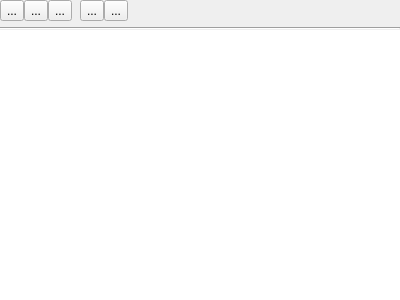
First picture: the form in src/plugins/ProjectManager/BuildRunOutput.ui, repository diegoiast/qtedit4, before the edit.
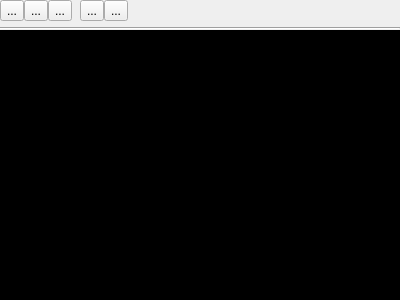
Second picture: the form after the edit. Icons and pictures are not drawn.

Commit message: BuildRunOutput.ui: console uses more console like colors

```diff
--- a/src/plugins/ProjectManager/BuildRunOutput.ui
+++ b/src/plugins/ProjectManager/BuildRunOutput.ui
@@ -155,6 +155,115 @@
    </item>
    <item>
     <widget class="QTextBrowser" name="commandOuput">
+     <property name="palette">
+      <palette>
+       <active>
+        <colorrole role="WindowText">
+         <brush brushstyle="SolidPattern">
+          <color alpha="255">
+           <red>255</red>
+           <green>255</green>
+           <blue>255</blue>
+          </color>
+         </brush>
+        </colorrole>
+        <colorrole role="Text">
+         <brush brushstyle="SolidPattern">
+          <color alpha="255">
+           <red>119</red>
+           <green>119</green>
+           <blue>119</blue>
+          </color>
+         </brush>
+        </colorrole>
+        <colorrole role="Base">
+         <brush brushstyle="SolidPattern">
+          <color alpha="255">
+           <red>0</red>
+           <green>0</green>
+           <blue>0</blue>
+          </color>
+         </brush>
+        </colorrole>
+        <colorrole role="Highlight">
+         <brush brushstyle="SolidPattern">
+          <color alpha="255">
+           <red>119</red>
+           <green>119</green>
+           <blue>119</blue>
+          </color>
+         </brush>
+        </colorrole>
+        <colorrole role="HighlightedText">
+         <brush brushstyle="SolidPattern">
+          <color alpha="255">
+           <red>0</red>
+           <green>0</green>
+           <blue>0</blue>
+          </color>
+         </brush>
+        </colorrole>
+       </active>
+       <inactive>
+        <colorrole role="WindowText">
+         <brush brushstyle="SolidPattern">
+          <color alpha="255">
+           <red>255</red>
+           <green>255</green>
+           <blue>255</blue>
+          </color>
+         </brush>
+        </colorrole>
+        <colorrole role="Text">
+         <brush brushstyle="SolidPattern">
+          <color alpha="255">
+           <red>119</red>
+           <green>119</green>
+           <blue>119</blue>
+          </color>
+         </brush>
+        </colorrole>
+        <colorrole role="Base">
+         <brush brushstyle="SolidPattern">
+          <color alpha="255">
+           <red>0</red>
+           <green>0</green>
+           <blue>0</blue>
+          </color>
+         </brush>
+        </colorrole>
+        <colorrole role="Highlight">
+         <brush brushstyle="SolidPattern">
+          <color alpha="255">
+           <red>119</red>
+           <green>119</green>
+           <blue>119</blue>
+          </color>
+         </brush>
+        </colorrole>
+        <colorrole role="HighlightedText">
+         <brush brushstyle="SolidPattern">
+          <color alpha="255">
+           <red>0</red>
+           <green>0</green>
+           <blue>0</blue>
+          </color>
+         </brush>
+        </colorrole>
+       </inactive>
+       <disabled>
+        <colorrole role="HighlightedText">
+         <brush brushstyle="SolidPattern">
+          <color alpha="255">
+           <red>0</red>
+           <green>0</green>
+           <blue>0</blue>
+          </color>
+         </brush>
+        </colorrole>
+       </disabled>
+      </palette>
+     </property>
      <property name="font">
       <font>
        <family>Monospace</family>
@@ -171,6 +280,16 @@
      <property name="readOnly">
       <bool>true</bool>
      </property>
+     <property name="html">
+      <string notr="true">&lt;!DOCTYPE HTML PUBLIC &quot;-//W3C//DTD HTML 4.0//EN&quot; &quot;http://www.w3.org/TR/REC-html40/strict.dtd&quot;&gt;
+&lt;html&gt;&lt;head&gt;&lt;meta name=&quot;qrichtext&quot; content=&quot;1&quot; /&gt;&lt;meta charset=&quot;utf-8&quot; /&gt;&lt;style type=&quot;text/css&quot;&gt;
+p, li { white-space: pre-wrap; }
+hr { height: 1px; border-width: 0; }
+li.unchecked::marker { content: &quot;\2610&quot;; }
+li.checked::marker { content: &quot;\2612&quot;; }
+&lt;/style&gt;&lt;/head&gt;&lt;body style=&quot; font-family:'Monospace'; font-size:10pt; font-weight:400; font-style:normal;&quot;&gt;
+&lt;p style=&quot;-qt-paragraph-type:empty; margin-top:0px; margin-bottom:0px; margin-left:0px; margin-right:0px; -qt-block-indent:0; text-indent:0px;&quot;&gt;&lt;br /&gt;&lt;/p&gt;&lt;/body&gt;&lt;/html&gt;</string>
+     </property>
      <property name="plainText">
       <string notr="true"/>
      </property>
```
